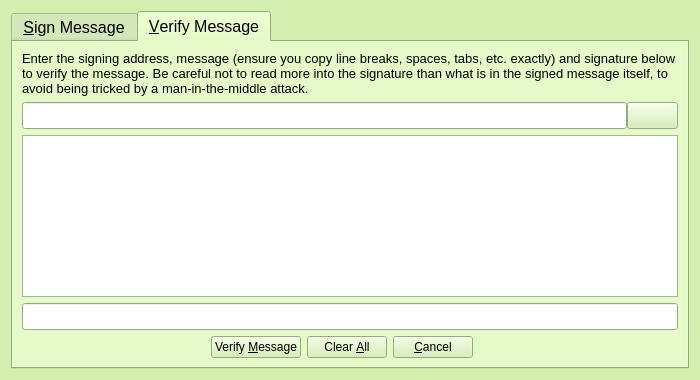
This is src/qt/forms/signverifymessagedialog.ui in teambean/BeanCash as Qt 5 draws it before an edit. The edited form follows.
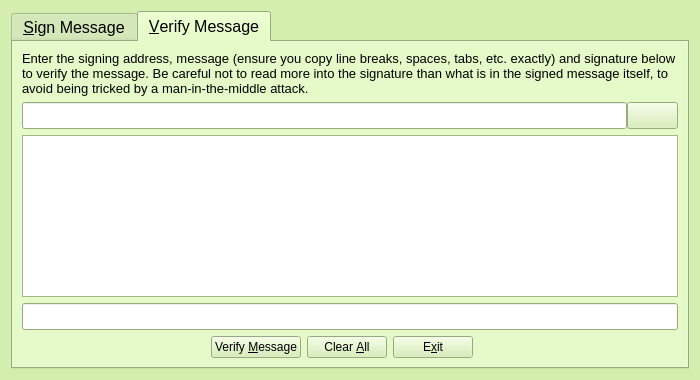
This is the edited form. The open tabs and pages were chosen to show the change. Icons and pictures are not drawn. Custom widgets are drawn as their Qt base class.

Diff of the .ui file:
```diff
--- a/src/qt/forms/signverifymessagedialog.ui
+++ b/src/qt/forms/signverifymessagedialog.ui
@@ -613,7 +613,7 @@
             <string>Close window</string>
            </property>
            <property name="text">
-            <string>&amp;Cancel</string>
+            <string>E&amp;xit</string>
            </property>
            <property name="icon">
             <iconset resource="../beancash.qrc">
```
Left out of the diff: 4 changed lines with no effect on the pictures.
